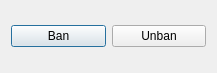
First picture: the form in main/UI/Ban_Dialogue.ui, repository Demonim/Simargl-Study-Project, before the edit.
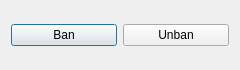
Second picture: the form after the edit.

```diff
--- a/main/UI/Ban_Dialogue.ui
+++ b/main/UI/Ban_Dialogue.ui
@@ -6,16 +6,28 @@
    <rect>
     <x>0</x>
     <y>0</y>
-    <width>217</width>
-    <height>73</height>
+    <width>240</width>
+    <height>70</height>
    </rect>
   </property>
+  <property name="minimumSize">
+   <size>
+    <width>240</width>
+    <height>70</height>
+   </size>
+  </property>
+  <property name="maximumSize">
+   <size>
+    <width>240</width>
+    <height>70</height>
+   </size>
+  </property>
   <property name="windowTitle">
    <string>Dialog</string>
   </property>
   <layout class="QHBoxLayout" name="horizontalLayout">
    <item>
-    <layout class="QHBoxLayout" name="horizontalLayout_2">
+    <layout class="QHBoxLayout" name="horizontalLayout_2" stretch="1,1">
      <item>
       <widget class="QPushButton" name="Ban">
        <property name="text">
```
